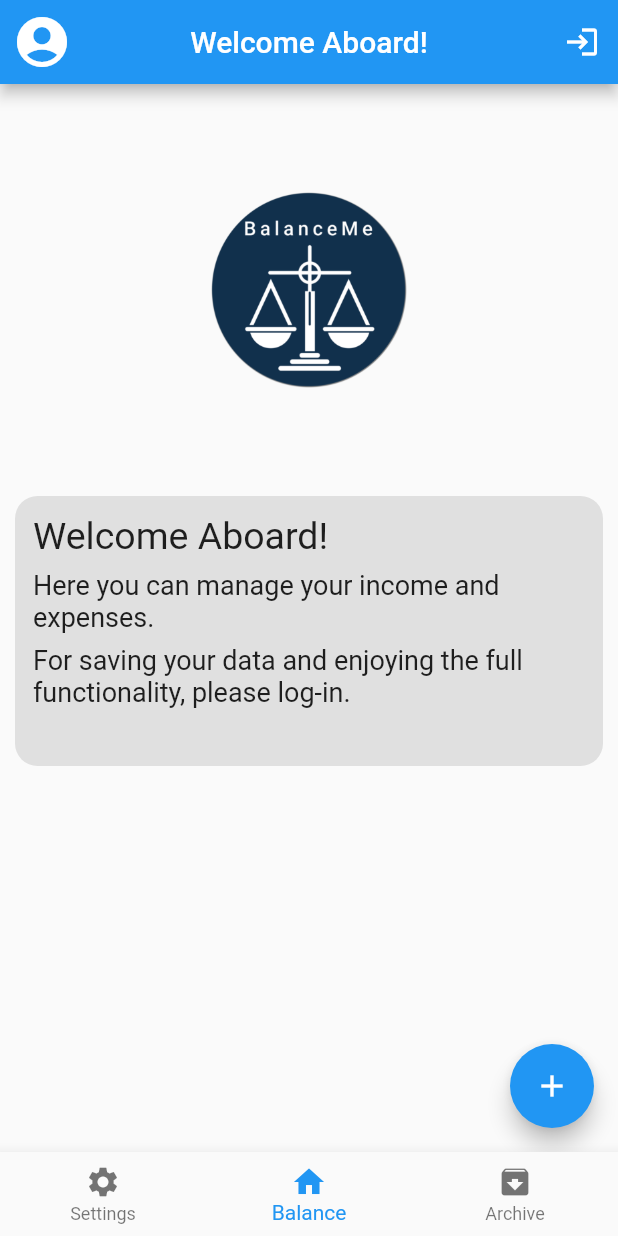
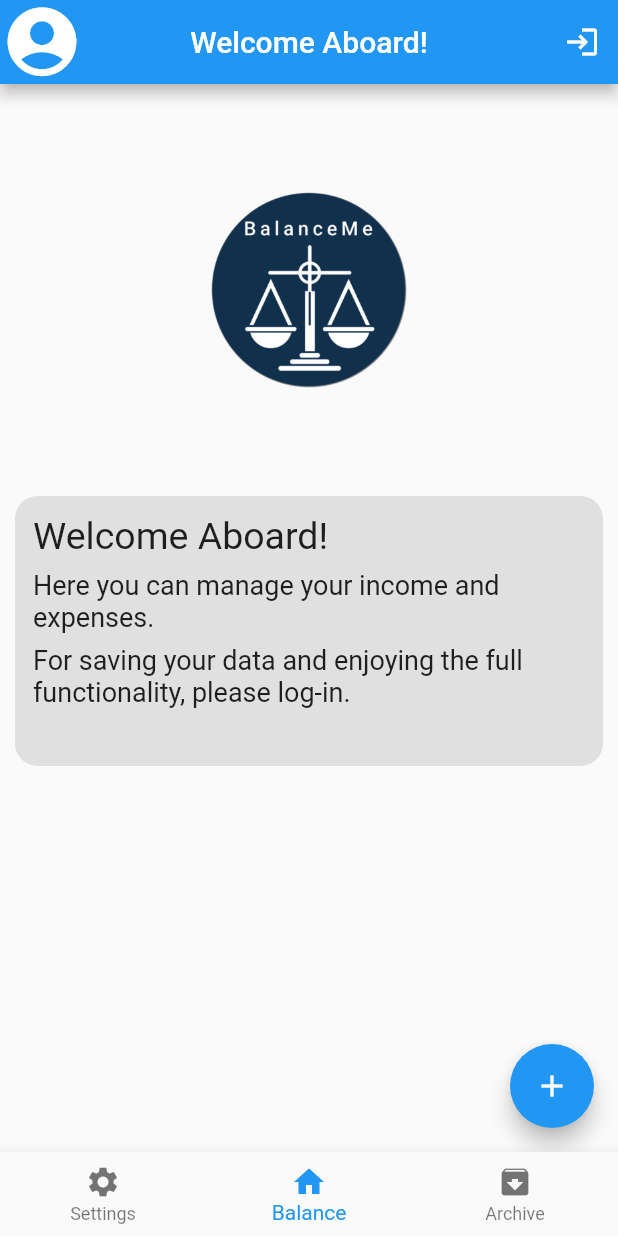
Before and after one commit to Technion236272/2022a-BalanceMe, a Flutter app: the screen it shows after launch, on a phone screen of 412 x 824 dp. Run offline on Flutter 3.47's test engine with Material 2 defaults, Android fonts, the light colour scheme and no system bars; our stand-ins replace auth_buttons, cloud_firestore, cross_file, email_validator, firebase_analytics, firebase_auth and 11 more; missing offline and left inert: flutter_facebook_auth, sorted_list; accounts and stored records are empty.

Commit message:
setting appbar avatar design
I added a padding to the setting appbar avatar

issue #212

```diff
--- a/lib/global/constants.dart
+++ b/lib/global/constants.dart
@@ -157,6 +157,8 @@ const EdgeInsets emailContainerPadding = EdgeInsets.all(8.0);
 Color emailContainerBGColor = primaryColor.withOpacity(0.2);
 const double emailContainerBorderRadius = 30.0;
 const double emailContainerFontSize = 18;
+const EdgeInsets settingAppbarAvatarPadding = EdgeInsets.all(4.0);
+const double settingDefaultAppbarAvatarSize = 55;
 
 //error messages
 const String weakPassword = "weak-password";
--- a/lib/widgets/user_avatar.dart
+++ b/lib/widgets/user_avatar.dart
@@ -12,14 +12,17 @@ class UserAvatar extends StatelessWidget {
   @override
   Widget build(BuildContext context) {
     return _authRepository.avatarUrl != null ?
-    CircleAvatar(
-      backgroundImage: NetworkImage(_authRepository.avatarUrl!),
-      radius: _radius,
-      backgroundColor: Colors.transparent,
+    Padding(
+      padding: gc.settingAppbarAvatarPadding,
+      child: CircleAvatar(
+        backgroundImage: NetworkImage(_authRepository.avatarUrl!),
+        radius: _radius,
+        backgroundColor: Colors.transparent,
+      ),
     )
-    : Icon(
+    : const Icon(
         gc.emptyAvatarIcon,
-        size: _radius
+        size: gc.settingDefaultAppbarAvatarSize
     );
   }
 }
```
